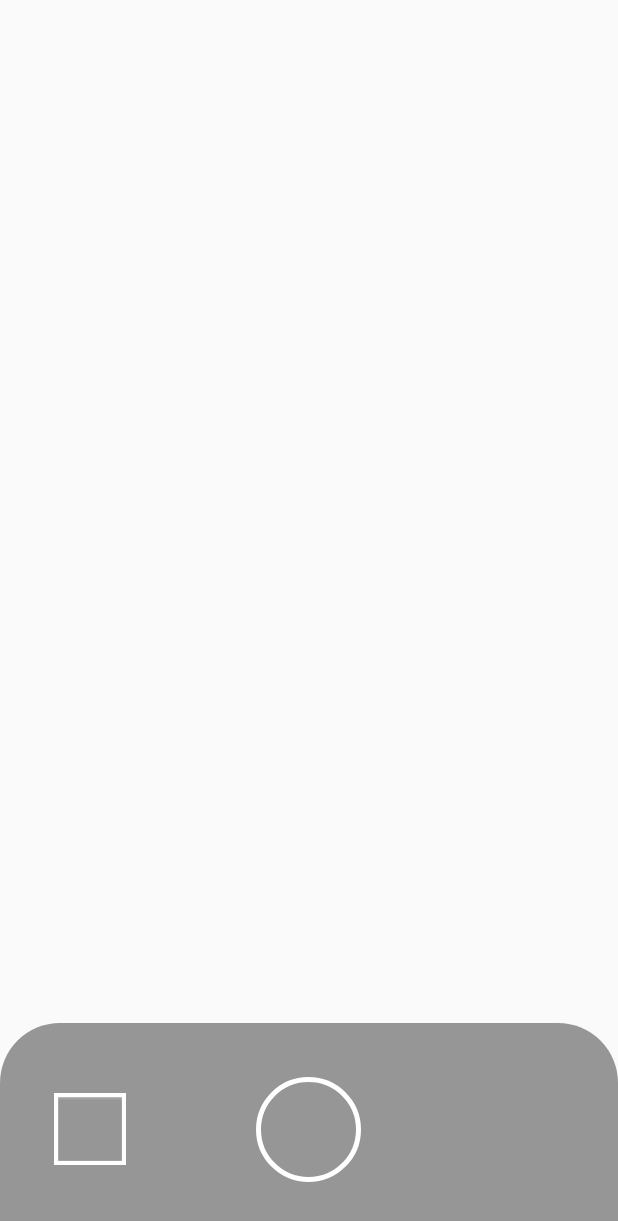
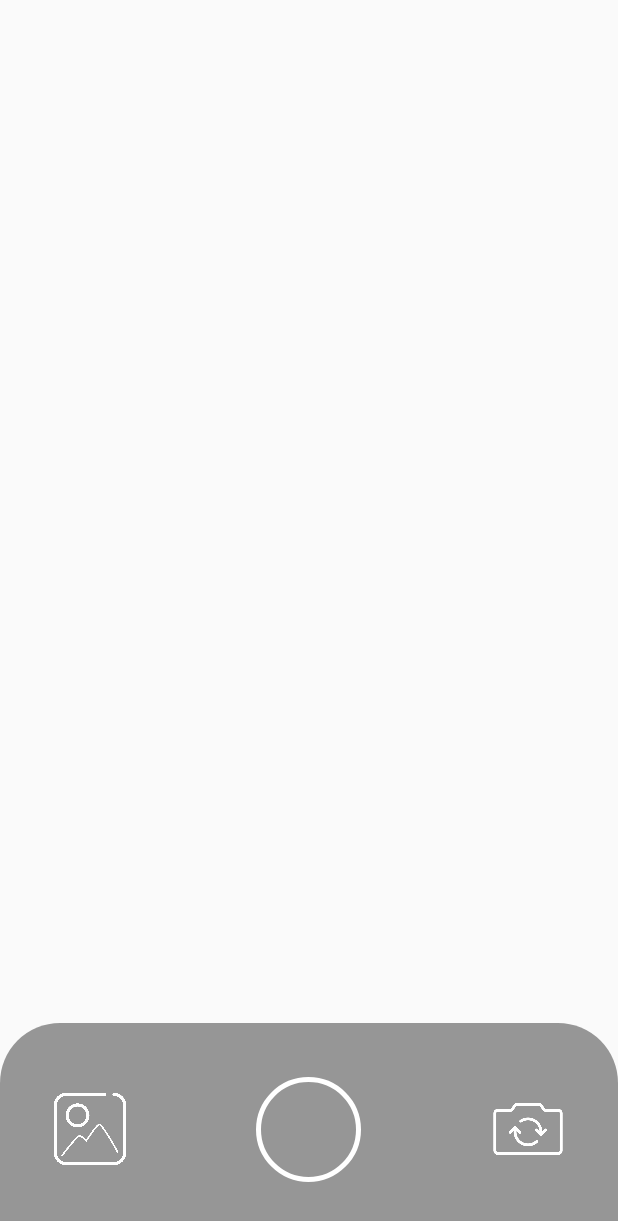
Before and after one commit to bazaartechnologies/BazaarImagePicker, an Android app: the fragment ImageProviderFragment placed in its activity, on a phone screen of 412 x 824 dp. Shown: the top 1221 px of the screen. Run offline under Robolectric (Android 15) with nearby library versions, the phone set to English and light mode, and no system bars; libraries missing offline, so code that uses them is left out: androidx.camera.core, androidx.camera.lifecycle, androidx.camera.view, com.otaliastudios.cameraview, com.yalantis.ucrop; plain views replace CameraView, PreviewView; 18 statements that could not run were skipped.

Commit message:
- Camera One front facing implementation - Camera One storage implementation

```diff
--- a/ImagePickerLibrary/src/main/java/com/example/imagepickerlibrary/image_picker/ui/ImageProviderFragment.kt
+++ b/ImagePickerLibrary/src/main/java/com/example/imagepickerlibrary/image_picker/ui/ImageProviderFragment.kt
@@ -30,7 +30,9 @@ import com.example.imagepickerlibrary.image_picker.ProviderHelper
 import com.example.imagepickerlibrary.util.FileUtil
 import com.otaliastudios.cameraview.CameraListener
 import com.otaliastudios.cameraview.CameraView
+import com.otaliastudios.cameraview.FileCallback
 import com.otaliastudios.cameraview.PictureResult
+import com.otaliastudios.cameraview.controls.Facing
 import com.otaliastudios.cameraview.controls.Mode
 import com.otaliastudios.cameraview.size.SizeSelectors
 import kotlinx.coroutines.launch
@@ -50,6 +52,7 @@ internal class ImageProviderFragment : Fragment() {
     var HEIGHT = 0
     var WIDTH = 0
 
+    var isFrontFacing = false
 
     private val pref by lazy {
         requireContext().getSharedPreferences("propicker", Context.MODE_PRIVATE)
@@ -102,7 +105,8 @@ internal class ImageProviderFragment : Fragment() {
         val frameLayout = container.findViewById<FrameLayout>(R.id.fLayout)
         val relativeMatchParent = RelativeLayout.LayoutParams(
             RelativeLayout.LayoutParams.MATCH_PARENT,
-                RelativeLayout.LayoutParams.MATCH_PARENT)
+            RelativeLayout.LayoutParams.MATCH_PARENT
+        )
         if (Build.VERSION.SDK_INT >= Build.VERSION_CODES.LOLLIPOP) {
             viewFinder = PreviewView(requireContext())
             viewFinder.layoutParams = relativeMatchParent
@@ -141,20 +145,30 @@ internal class ImageProviderFragment : Fragment() {
 //            }
         val width = SizeSelectors.minWidth(WIDTH)
         val height = SizeSelectors.minHeight(HEIGHT)
-        val dimensions = SizeSelectors.and(width, height) // Matches sizes bigger than width X height
+        val dimensions =
+            SizeSelectors.and(width, height) // Matches sizes bigger than width X height
 
-        val ratio = SizeSelectors.aspectRatio(com.otaliastudios.cameraview.size.AspectRatio.of(1, 2), 0f) // Matches 1:2 sizes.
+        val ratio = SizeSelectors.aspectRatio(
+            com.otaliastudios.cameraview.size.AspectRatio.of(1, 2),
+            0f
+        ) // Matches 1:2 sizes.
 
-        val ratio3 = SizeSelectors.aspectRatio(com.otaliastudios.cameraview.size.AspectRatio.of(2, 3), 0f) // Matches 2:3 sizes.
+        val ratio3 = SizeSelectors.aspectRatio(
+            com.otaliastudios.cameraview.size.AspectRatio.of(2, 3),
+            0f
+        ) // Matches 2:3 sizes.
 
-        val ratio2 = SizeSelectors.aspectRatio(com.otaliastudios.cameraview.size.AspectRatio.of(9, 16), 0f) // Matches 9:16 sizes.
+        val ratio2 = SizeSelectors.aspectRatio(
+            com.otaliastudios.cameraview.size.AspectRatio.of(9, 16),
+            0f
+        ) // Matches 9:16 sizes.
 
         val result = SizeSelectors.or(
             SizeSelectors.and(ratio, dimensions),
             SizeSelectors.and(ratio2, dimensions),
             SizeSelectors.and(ratio3, dimensions)
         )
-        cameraView.setPictureSize(result)
+//        cameraView.setPictureSize(result)
         cameraView.setLifecycleOwner(this)
 
     }
@@ -176,14 +190,18 @@ internal class ImageProviderFragment : Fragment() {
             when (event?.action) {
                 MotionEvent.ACTION_DOWN -> {
                     fabCameraBg.visibility = View.VISIBLE
-                    fabCameraBg.animate().scaleX(1.2f).scaleY(1.2f).setDuration(300).setInterpolator(AccelerateDecelerateInterpolator()).start()
-                    fabCamera.animate().scaleX(1.2f).scaleY(1.2f).setDuration(300).setInterpolator(AccelerateDecelerateInterpolator()).start()
+                    fabCameraBg.animate().scaleX(1.2f).scaleY(1.2f).setDuration(300)
+                        .setInterpolator(AccelerateDecelerateInterpolator()).start()
+                    fabCamera.animate().scaleX(1.2f).scaleY(1.2f).setDuration(300)
+                        .setInterpolator(AccelerateDecelerateInterpolator()).start()
 
                 }
                 MotionEvent.ACTION_UP -> {
                     fabCameraBg.visibility = View.GONE
-                    fabCameraBg.animate().scaleX(1f).scaleY(1f).setDuration(300).setInterpolator(AccelerateDecelerateInterpolator()).start()
-                    fabCamera.animate().scaleX(1f).scaleY(1f).setDuration(300).setInterpolator(AccelerateDecelerateInterpolator()).start()
+                    fabCameraBg.animate().scaleX(1f).scaleY(1f).setDuration(300)
+                        .setInterpolator(AccelerateDecelerateInterpolator()).start()
+                    fabCamera.animate().scaleX(1f).scaleY(1f).setDuration(300)
+                        .setInterpolator(AccelerateDecelerateInterpolator()).start()
 
                 }
             }
@@ -202,7 +220,11 @@ internal class ImageProviderFragment : Fragment() {
 
         }
         container.findViewById<ImageView>(R.id.flipCamera).setOnClickListener {
+            if (Build.VERSION.SDK_INT >= Build.VERSION_CODES.LOLLIPOP)
                 flipCamera()
+            else
+                flipCameraOne()
+
         }
 
         container.findViewById<SeekBar>(R.id.zoomSeekBar)
@@ -221,10 +243,39 @@ internal class ImageProviderFragment : Fragment() {
             })
     }
 
+    private fun flipCameraOne() {
+        if (isFrontFacing) {
+            isFrontFacing = false
+            cameraView.facing = Facing.BACK
+
+        } else {
+            isFrontFacing = true
+            cameraView.facing = Facing.FRONT
+
+        }
+
+    }
+
     private fun CameraOneListener() {
         cameraView.addCameraListener(object : CameraListener() {
             override fun onPictureTaken(result: PictureResult) {
                 super.onPictureTaken(result)
+                val photoFile = FileUtil.getImageOutputDirectory(requireContext())
+
+                result.toFile(photoFile, FileCallback {
+                    captureImageUri = Uri.fromFile(it)
+
+                    captureImageUri?.let {
+                        lifecycleScope.launch {
+                            providerHelper.performCameraOperation(captureImageUri!!)
+
+                            val msg = "Photo capture succeeded: $captureImageUri"
+                            //Toast.makeText(requireContext(), msg, Toast.LENGTH_SHORT).show()
+                            Log.d(TAG, msg)
+                        }
+                    }
+                })
+
             }
         })
     }
--- a/ImagePickerLibrary/src/main/res/layout/camera_controller_ui.xml
+++ b/ImagePickerLibrary/src/main/res/layout/camera_controller_ui.xml
@@ -27,11 +27,13 @@
         android:id="@+id/flipCamera"
         android:layout_width="48dp"
         android:layout_height="48dp"
+        app:tint="@color/white"
+        android:tint="@color/white"
         android:layout_centerVertical="true"
         android:layout_alignParentEnd="true"
         android:layout_margin="16dp"
-        android:visibility="gone"
-        android:src="@drawable/ic_baseline_flip_camera_android_24" />
+        android:visibility="visible"
+        android:src="@drawable/switch_camera" />
 
     <ImageView
         android:id="@+id/btnFlash"
@@ -47,11 +49,12 @@
         android:id="@+id/btnGallery"
         android:layout_width="48dp"
         android:layout_height="48dp"
+        android:tint="@color/white"
+        app:tint="@color/white"
         android:layout_centerVertical="true"
         android:layout_alignParentStart="true"
         android:layout_margin="16dp"
-        app:tint="@color/white"
-        android:src="@android:drawable/gallery_thumb" />
+        android:src="@drawable/gallery" />
 
     <SeekBar
         android:id="@+id/zoomSeekBar"
--- a/ImagePickerLibrary/src/main/res/layout/fragment_image_provider.xml
+++ b/ImagePickerLibrary/src/main/res/layout/fragment_image_provider.xml
@@ -21,7 +21,7 @@
         <com.otaliastudios.cameraview.CameraView
             android:id="@+id/cameraView"
             android:layout_width="wrap_content"
-            android:layout_height="wrap_content"
+            android:layout_height="match_parent"
             android:keepScreenOn="true"
             android:visibility="gone"
             android:layout_gravity="center"
--- a/app/src/main/java/com/example/imagepicker/MainActivity.kt
+++ b/app/src/main/java/com/example/imagepicker/MainActivity.kt
@@ -15,9 +15,9 @@ class MainActivity : AppCompatActivity() {
         findViewById<TextView>(R.id.btnShowCameraOnlyWithCrop).setOnClickListener {
             ImagePicker.with(this)
                     .cameraOnly()
-                    .maxResultSize(200, 200)
+//                    .maxResultSize(200, 200)
                     .compressImage(1024,1024)
-                    .cropSquare()
+                    .cropOval()
                     .start { resultCode, data ->
                         if (resultCode == RESULT_OK && data != null) {
                             val picker = ImagePicker.getPickerData(data)
```
Also changed, not shown: ImagePickerLibrary/src/main/res/drawable/gallery.png (added), ImagePickerLibrary/src/main/res/drawable/switch_camera.png (added). Lines whose indentation alone changed are shown as unchanged.
